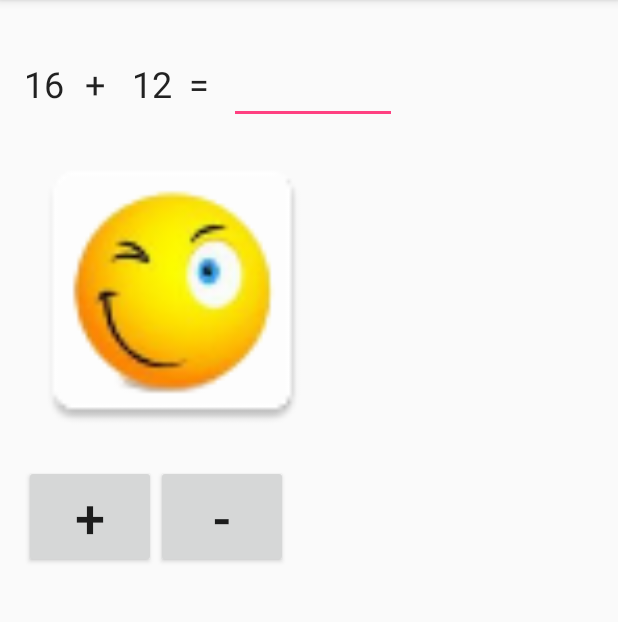
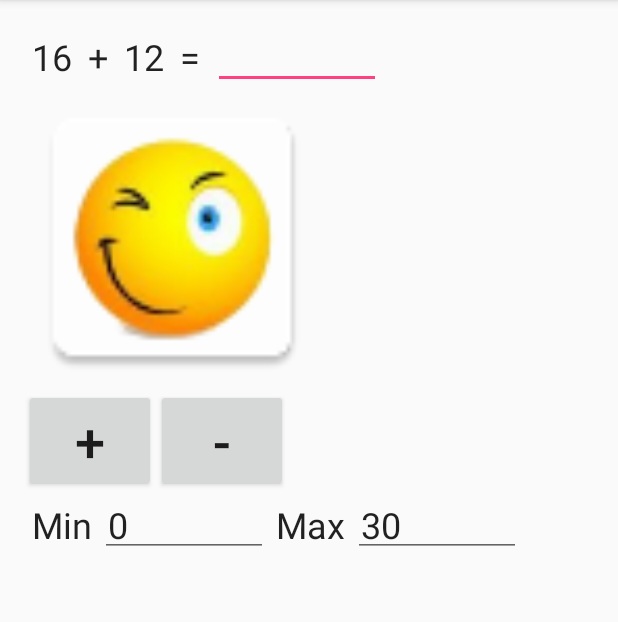
Before and after one commit to vogtp/calctrainer, an Android app: the screen it shows after launch (CalcActivity), on a phone screen of 412 x 824 dp, the part 84-706 px from its top. Run offline under Robolectric (Android 15) with nearby library versions, the phone set to English and light mode, and no system bars.

Commit message:
mirgrate to linear layout

```diff
--- a/app/src/main/res/layout-xlarge/activity_calc.xml
+++ /dev/null
@@ -1,108 +0,0 @@
-<?xml version="1.0" encoding="utf-8"?>
-<RelativeLayout xmlns:android="http://schemas.android.com/apk/res/android"
-    xmlns:app="http://schemas.android.com/apk/res-auto"
-    xmlns:tools="http://schemas.android.com/tools"
-    android:id="@+id/activity_calc"
-    android:layout_width="match_parent"
-    android:layout_height="match_parent"
-    android:paddingBottom="@dimen/activity_vertical_margin"
-    android:paddingLeft="@dimen/activity_horizontal_margin"
-    android:paddingRight="@dimen/activity_horizontal_margin"
-    android:paddingTop="@dimen/activity_vertical_margin"
-    tools:context="ch.almana.calctrainer.CalcActivity">
-
-    <TextView
-        android:text="TextView"
-        android:layout_width="wrap_content"
-        android:layout_height="wrap_content"
-        android:layout_alignParentTop="true"
-        android:layout_alignParentStart="true"
-        android:id="@+id/tvZahl1"
-        style="@style/bigText" />
-
-    <TextView
-        android:text="+"
-        android:layout_width="wrap_content"
-        android:layout_height="wrap_content"
-        android:layout_alignParentTop="true"
-        android:layout_toEndOf="@+id/tvZahl1"
-        android:layout_marginStart="19dp"
-        android:id="@+id/tvOperator"
-        style="@style/bigText" />
-
-    <TextView
-        android:text="TextView"
-        android:layout_width="wrap_content"
-        android:layout_height="wrap_content"
-        android:layout_alignBottom="@+id/tvOperator"
-        android:layout_toEndOf="@+id/tvOperator"
-        android:layout_marginStart="18dp"
-        android:id="@+id/tvZahl2"
-        style="@style/bigText"/>
-
-    <TextView
-        android:text="="
-        android:layout_width="wrap_content"
-        android:layout_height="wrap_content"
-        android:id="@+id/labelEquals"
-        android:layout_alignBaseline="@+id/tvZahl2"
-        android:layout_alignBottom="@+id/tvZahl2"
-        android:layout_toEndOf="@+id/tvZahl2"
-        android:layout_marginStart="11dp"
-        style="@style/bigText" />
-
-    <Button
-        android:text="-"
-        android:layout_width="wrap_content"
-        android:layout_height="wrap_content"
-        android:id="@+id/buMinux"
-        android:textSize="36sp"
-        android:layout_alignBaseline="@+id/buPlus"
-        android:layout_alignBottom="@+id/buPlus"
-        android:layout_toEndOf="@+id/buPlus" />
-
-    <Button
-        android:text="+"
-        android:layout_width="wrap_content"
-        android:layout_height="wrap_content"
-        android:id="@+id/buPlus"
-        android:textSize="36sp"
-        android:layout_marginTop="15dp"
-        android:layout_below="@+id/ivSmilie"
-        android:layout_alignStart="@+id/ivSmilie" />
-
-    <ImageView
-        android:layout_width="200dp"
-        android:layout_height="200dp"
-        app:srcCompat="@mipmap/icon_wink"
-        android:id="@+id/ivSmilie"
-        android:scaleType="fitXY"
-        android:cropToPadding="false"
-        android:adjustViewBounds="true"
-        android:layout_marginTop="12dp"
-        android:layout_below="@+id/etResultat"
-        android:layout_alignParentStart="true" />
-
-    <TextView
-        android:text="Rechne..."
-        android:layout_width="wrap_content"
-        android:layout_height="wrap_content"
-        android:id="@+id/tvResult"
-        style="@style/bigText"
-        android:layout_above="@+id/buPlus"
-        android:layout_toEndOf="@+id/ivSmilie"
-        android:layout_marginBottom="81dp" />
-
-    <EditText
-        android:layout_width="wrap_content"
-        android:layout_height="wrap_content"
-        android:inputType="number"
-        android:ems="2"
-        android:id="@+id/etResultat"
-        style="@style/bigText"
-        android:textSize="24sp"
-        android:layout_alignParentTop="false"
-        android:layout_toEndOf="@+id/labelEquals"
-        android:selectAllOnFocus="true" />
-
-</RelativeLayout>
--- a/app/src/main/res/layout/activity_calc.xml
+++ b/app/src/main/res/layout/activity_calc.xml
@@ -1,112 +1,154 @@
 <?xml version="1.0" encoding="utf-8"?>
-<RelativeLayout xmlns:android="http://schemas.android.com/apk/res/android"
+<LinearLayout xmlns:android="http://schemas.android.com/apk/res/android"
     xmlns:app="http://schemas.android.com/apk/res-auto"
     xmlns:tools="http://schemas.android.com/tools"
     android:id="@+id/activity_calc"
     android:layout_width="match_parent"
     android:layout_height="match_parent"
+    android:isScrollContainer="true"
     android:paddingBottom="@dimen/activity_vertical_margin"
     android:paddingLeft="@dimen/activity_horizontal_margin"
+    android:orientation="vertical"
     android:paddingRight="@dimen/activity_horizontal_margin"
+    android:scrollbars="vertical"
     android:paddingTop="@dimen/activity_vertical_margin"
     tools:context="ch.almana.calctrainer.CalcActivity">
 
+    <ScrollView
+        android:layout_width="match_parent"
+        android:layout_height="match_parent">
+
+        <LinearLayout
+            android:layout_width="match_parent"
+            android:layout_height="wrap_content"
+            android:orientation="vertical">
+
+            <LinearLayout
+                android:layout_width="match_parent"
+                android:layout_height="wrap_content">
+
                 <TextView
-        android:text="TextView"
+                    android:id="@+id/tvZahl1"
+                    style="@style/bigText"
                     android:layout_width="wrap_content"
                     android:layout_height="wrap_content"
-        android:layout_alignBottom="@+id/tvOperator"
-        android:layout_toEndOf="@+id/tvOperator"
-        android:layout_marginStart="18dp"
-        android:id="@+id/tvZahl2"
-        style="@style/bigText"/>
+                    android:text="TextView" />
 
                 <TextView
-        android:text="="
+                    android:id="@+id/tvOperator"
+                    style="@style/bigText"
                     android:layout_width="wrap_content"
                     android:layout_height="wrap_content"
+                    android:text="+" />
+
+                <TextView
+                    android:id="@+id/tvZahl2"
+                    style="@style/bigText"
+                    android:layout_width="wrap_content"
+                    android:layout_height="wrap_content"
+                    android:text="TextView" />
+
+                <TextView
                     android:id="@+id/labelEquals"
-        android:layout_alignBaseline="@+id/tvZahl2"
-        android:layout_alignBottom="@+id/tvZahl2"
-        android:layout_toEndOf="@+id/tvZahl2"
-        android:layout_marginStart="11dp"
-        style="@style/bigText" />
+                    style="@style/bigText"
+                    android:layout_width="wrap_content"
+                    android:layout_height="wrap_content"
+                    android:text="=" />
+
+                <EditText
+                    android:id="@+id/etResultat"
+                    style="@style/bigText"
+                    android:layout_width="wrap_content"
+                    android:layout_height="wrap_content"
+                    android:layout_marginLeft="3dp"
+                    android:ems="4"
+                    android:inputType="number"
+                    android:textSize="24sp" />
+            </LinearLayout>
+
+            <LinearLayout
+                android:layout_width="match_parent"
+                android:layout_height="wrap_content">
+
+                <ImageView
+                    android:id="@+id/ivSmilie"
+                    android:layout_width="200dp"
+                    android:layout_height="200dp"
+                    android:adjustViewBounds="true"
+                    android:cropToPadding="false"
+                    android:scaleType="fitXY"
+                    app:srcCompat="@mipmap/icon_wink" />
+
+                <TextView
+                    android:id="@+id/tvResult"
+                    style="@style/bigText"
+                    android:layout_width="wrap_content"
+                    android:layout_height="wrap_content"
+                    android:layout_gravity="center"
+                    android:text="Rechne..." />
+            </LinearLayout>
+
+            <LinearLayout
+                android:layout_width="match_parent"
+                android:layout_height="wrap_content">
 
                 <Button
-        android:text="-"
+                    android:id="@+id/buPlus"
                     android:layout_width="wrap_content"
                     android:layout_height="wrap_content"
-        android:id="@+id/buMinux"
-        android:textSize="36sp"
-        android:layout_alignBaseline="@+id/buPlus"
-        android:layout_alignBottom="@+id/buPlus"
-        android:layout_toEndOf="@+id/buPlus" />
+                    android:text="+"
+                    android:textSize="36sp" />
 
                 <Button
-        android:text="+"
+                    android:id="@+id/buMinux"
                     android:layout_width="wrap_content"
                     android:layout_height="wrap_content"
-        android:id="@+id/buPlus"
-        android:textSize="36sp"
-        android:layout_marginTop="15dp"
-        android:layout_below="@+id/ivSmilie"
-        android:layout_alignStart="@+id/ivSmilie" />
+                    android:text="-"
+                    android:textSize="36sp" />
+            </LinearLayout>
 
-    <ImageView
-        android:layout_width="200dp"
-        android:layout_height="200dp"
-        app:srcCompat="@mipmap/icon_wink"
-        android:id="@+id/ivSmilie"
-        android:scaleType="fitXY"
-        android:cropToPadding="false"
-        android:adjustViewBounds="true"
-        android:layout_marginTop="12dp"
-        android:layout_below="@+id/etResultat"
-        android:layout_alignParentStart="true" />
+            <LinearLayout
+                android:layout_width="match_parent"
+                android:layout_height="wrap_content">
 
                 <TextView
-        android:text="Rechne..."
+                    android:id="@+id/textView2"
+                    style="@style/bigText"
                     android:layout_width="wrap_content"
                     android:layout_height="wrap_content"
-        android:id="@+id/tvResult"
+                    android:text="Min" />
+
+                <EditText
+                    android:id="@+id/etMin"
                     style="@style/bigText"
-        android:layout_above="@+id/buPlus"
-        android:layout_toEndOf="@+id/ivSmilie"
-        android:layout_marginBottom="81dp" />
+                    android:layout_width="wrap_content"
+                    android:layout_height="wrap_content"
+                    android:layout_alignBaseline="@+id/textView2"
+                    android:layout_alignBottom="@+id/textView2"
+                    android:layout_toEndOf="@+id/buPlus"
+                    android:ems="4"
+                    android:inputType="number"
+                    android:text="0"
+                    android:textSize="24sp" />
 
                 <TextView
-        android:text="+"
+                    android:id="@+id/textView"
+                    style="@style/bigText"
                     android:layout_width="wrap_content"
                     android:layout_height="wrap_content"
-        android:layout_marginStart="14dp"
-        android:id="@+id/tvOperator"
+                    android:text="Max" />
+
+                <EditText
+                    android:id="@+id/etMax"
                     style="@style/bigText"
-        android:layout_alignParentTop="true"
-        android:layout_toEndOf="@+id/tvZahl1"
-        android:layout_marginTop="23dp" />
-
-    <TextView
-        android:text="TextView"
                     android:layout_width="wrap_content"
                     android:layout_height="wrap_content"
-        android:id="@+id/tvZahl1"
-        style="@style/bigText"
-        android:layout_alignBaseline="@+id/tvOperator"
-        android:layout_alignBottom="@+id/tvOperator"
-        android:layout_alignParentStart="true" />
+                    android:ems="4"
+                    android:inputType="numberDecimal"
+                    android:text="30"
+                    android:textSize="24sp" />
+            </LinearLayout>
+        </LinearLayout>
 
-    <EditText
-        android:layout_width="wrap_content"
-        android:layout_height="wrap_content"
-        android:inputType="number"
-        android:ems="4"
-        android:id="@+id/etResultat"
-        style="@style/bigText"
-        android:textSize="24sp"
-        android:layout_marginLeft="3dp"
-        android:layout_marginStart="13dp"
-        android:layout_alignBaseline="@+id/labelEquals"
-        android:layout_alignBottom="@+id/labelEquals"
-        android:layout_toEndOf="@+id/labelEquals" />
-
-</RelativeLayout>
+    </ScrollView>
+</LinearLayout>
--- a/app/src/main/res/values/styles.xml
+++ b/app/src/main/res/values/styles.xml
@@ -11,6 +11,7 @@
     <style name="bigText">
         <item name="android:textAppearance">@android:style/TextAppearance.DeviceDefault.Large</item>
         <item name="android:textSize">24sp</item>
+        <item name="android:padding">5dp</item>
     </style>
 
 </resources>
```
Lines whose indentation alone changed are shown as unchanged.
